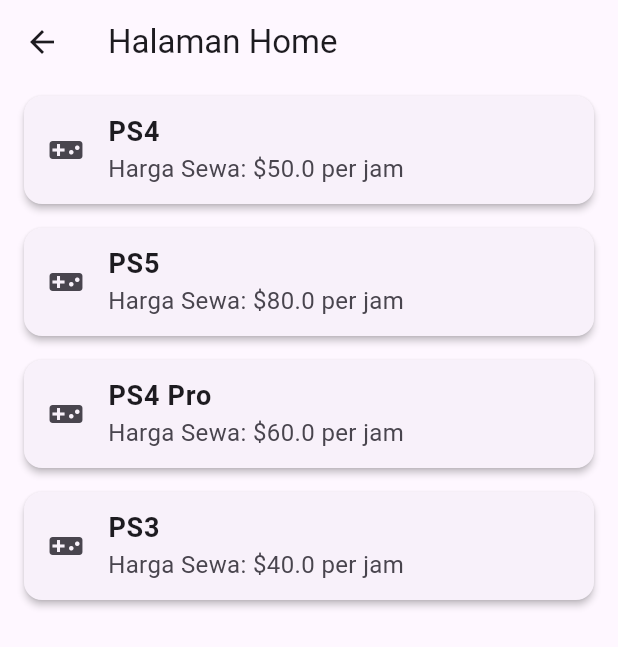
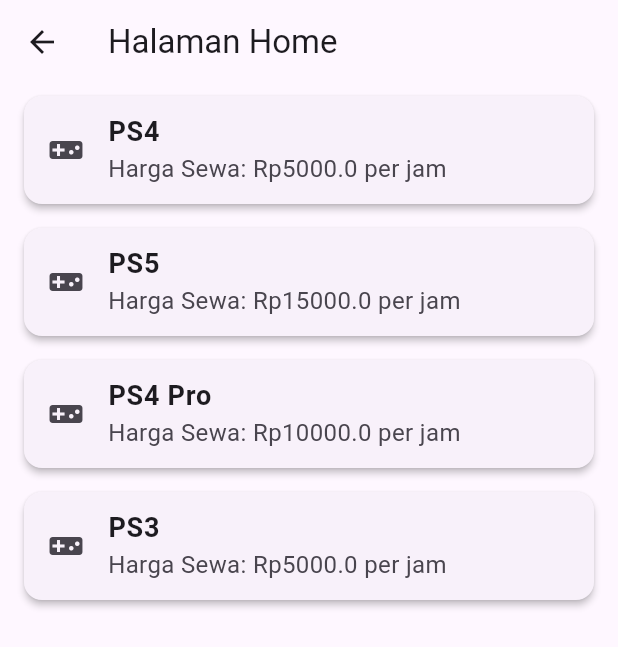
Before and after one commit to K-gultom/projek_akhir_pcs, a Flutter app: the HomePage screen opened directly, on a phone screen of 412 x 824 dp. Shown: the top 647 px of the screen. Run offline on Flutter 3.47's test engine with Material 2 defaults, Android fonts, the phone set to English and light mode, and no system bars.

Commit message:
commit perbaikan home

```diff
--- a/projek_pcs/lib/Screen/home.dart
+++ b/projek_pcs/lib/Screen/home.dart
@@ -25,10 +25,10 @@
 
 class _HomePageState extends State<HomePage> {
   final List<PlayStation> playStations = [
-    PlayStation(name: 'PS4', price: 50),
-    PlayStation(name: 'PS5', price: 80),
-    PlayStation(name: 'PS4 Pro', price: 60),
-    PlayStation(name: 'PS3', price: 40),
+    PlayStation(name: 'PS4', price: 5000),
+    PlayStation(name: 'PS5', price: 15000),
+    PlayStation(name: 'PS4 Pro', price: 10000),
+    PlayStation(name: 'PS3', price: 5000),
   ];
 
   @override
@@ -50,7 +50,7 @@
                 style: TextStyle(fontWeight: FontWeight.bold, fontSize: 18),
               ),
               subtitle: Text(
-                'Harga Sewa: \$${playStations[index].price} per jam',
+                'Harga Sewa: Rp${playStations[index].price} per jam',
                 style: TextStyle(fontSize: 16),
               ),
               onTap: () {
```
